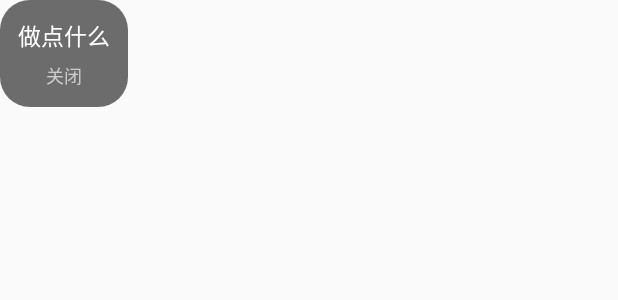
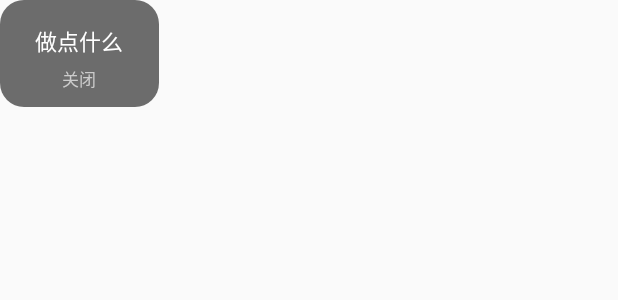
Before and after one commit to dongyeforever/float-todo, an Android app: the layout floating_clock.xml on its own in the app's theme, with its tools: preview values and no code run, on a phone screen of 412 x 824 dp. Shown: the top 300 px of the screen. Run offline under Robolectric (Android 15) with nearby library versions, the phone set to English and light mode, and no system bars.

```diff
--- a/app/src/main/java/vip/lovek/floattodo/EditTodoActivity.kt
+++ b/app/src/main/java/vip/lovek/floattodo/EditTodoActivity.kt
@@ -101,7 +101,7 @@ class EditTodoActivity : AppCompatActivity() {
                 setSaveEnable(hasTodoChanged())
 
                 setAlarm(reminderTime)
-                Toast.makeText(this, "提醒时间已设置", Toast.LENGTH_SHORT).show()
+                Toast.makeText(this, "提醒时间已设置，别忘了保存", Toast.LENGTH_SHORT).show()
             },
             hour,
             minute,
@@ -192,7 +192,7 @@ class EditTodoActivity : AppCompatActivity() {
     private fun setSaveEnable(enable: Boolean) {
         binding.saveTodoButton.isEnabled = enable
         if (enable) {
-            binding.saveTodoButton.setTextColor(resources.getColor(R.color.c_1a1a1a))
+            binding.saveTodoButton.setTextColor(resources.getColor(R.color.primary_color))
         } else {
             binding.saveTodoButton.setTextColor(resources.getColor(R.color.c_999999))
         }
--- a/app/src/main/java/vip/lovek/floattodo/dao/TodoDao.kt
+++ b/app/src/main/java/vip/lovek/floattodo/dao/TodoDao.kt
@@ -9,7 +9,7 @@ import vip.lovek.floattodo.model.Todo
 
 @Dao
 interface TodoDao {
-    @Query("SELECT * FROM todo_table ORDER BY isCompleted ASC, id DESC")
+    @Query("SELECT * FROM todo_table ORDER BY isCompleted ASC, reminderTime DESC, id DESC")
     fun getAllTodos(): List<Todo>
 
     @Insert
--- a/app/src/main/res/drawable/circle_background.xml
+++ b/app/src/main/res/drawable/circle_background.xml
@@ -2,7 +2,7 @@
 <shape xmlns:android="http://schemas.android.com/apk/res/android"
     android:shape="rectangle">
     <solid android:color="@color/dialog_toast_color" />
-    <corners android:radius="20dp" />
+    <corners android:radius="16dp" />
     <stroke
         android:width="0dp"
         android:color="@android:color/white" />
--- a/app/src/main/res/layout/floating_clock.xml
+++ b/app/src/main/res/layout/floating_clock.xml
@@ -6,19 +6,20 @@
     android:background="@drawable/circle_background"
     android:gravity="center"
     android:orientation="vertical"
-    android:paddingHorizontal="12dp"
-    android:paddingVertical="12dp">
+    android:paddingHorizontal="8dp"
+    android:paddingVertical="10dp">
 
     <TextView
         android:id="@+id/clock_text"
-        android:layout_width="wrap_content"
+        android:layout_width="90dp"
         android:layout_height="wrap_content"
+        android:layout_marginTop="6dp"
         android:ellipsize="end"
-        android:maxWidth="150dp"
-        android:minWidth="50dp"
+        android:gravity="center_horizontal"
+        android:includeFontPadding="false"
         android:singleLine="true"
         android:textColor="@android:color/white"
-        android:textSize="15sp"
+        android:textSize="14.5sp"
         tools:text="做点什么" />
 
     <TextView
@@ -28,6 +29,6 @@
         android:layout_marginTop="6dp"
         android:text="关闭"
         android:textColor="@color/c_cccccc"
-        android:textSize="12sp" />
+        android:textSize="11sp" />
 
 </LinearLayout>
```
Also changed, not shown: app/src/main/java/vip/lovek/floattodo/FloatingService.kt (+15 -18 lines).
